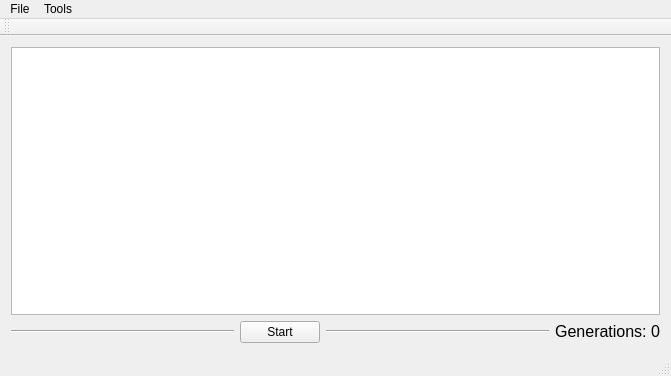
Qt form QApp/qapp.ui (artem-bochkarev/master-work) before a commit.
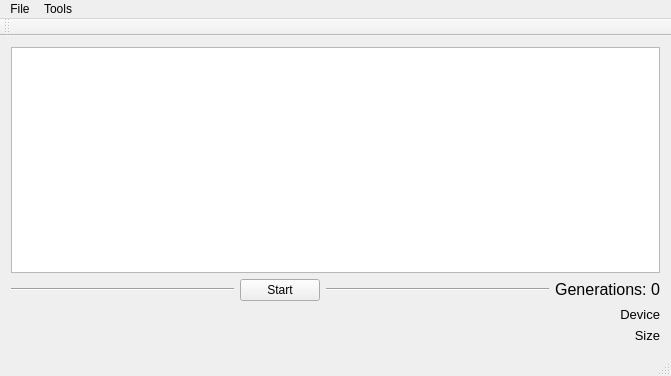
The same form after that commit.

The edit to the form file:
```diff
--- a/QApp/qapp.ui
+++ b/QApp/qapp.ui
@@ -62,7 +62,7 @@
       <item>
        <widget class="QLabel" name="label">
         <property name="sizePolicy">
-         <sizepolicy hsizetype="Minimum" vsizetype="Fixed">
+         <sizepolicy hsizetype="Preferred" vsizetype="Fixed">
           <horstretch>0</horstretch>
           <verstretch>0</verstretch>
          </sizepolicy>
@@ -85,6 +85,36 @@
       </item>
      </layout>
     </item>
+    <item>
+     <widget class="QLabel" name="deviceLabel">
+      <property name="font">
+       <font>
+        <pointsize>10</pointsize>
+       </font>
+      </property>
+      <property name="text">
+       <string>Device</string>
+      </property>
+      <property name="alignment">
+       <set>Qt::AlignRight|Qt::AlignTrailing|Qt::AlignVCenter</set>
+      </property>
+     </widget>
+    </item>
+    <item>
+     <widget class="QLabel" name="sizeLabel">
+      <property name="font">
+       <font>
+        <pointsize>10</pointsize>
+       </font>
+      </property>
+      <property name="text">
+       <string>Size</string>
+      </property>
+      <property name="alignment">
+       <set>Qt::AlignRight|Qt::AlignTrailing|Qt::AlignVCenter</set>
+      </property>
+     </widget>
+    </item>
    </layout>
   </widget>
   <widget class="QMenuBar" name="menuBar">
```
Left out of the diff: 2 changed lines with no effect on the pictures.
